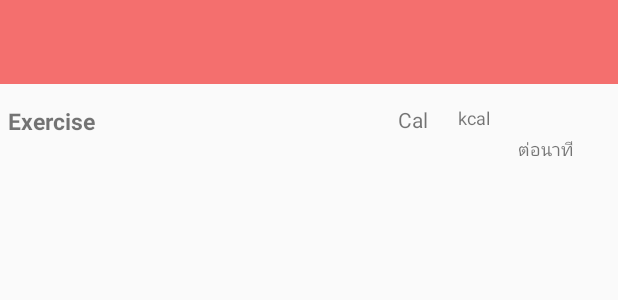
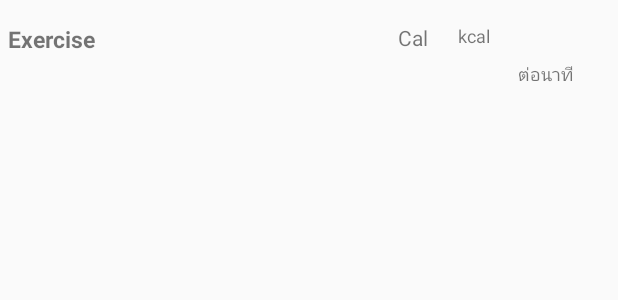
Before and after one commit to jirapornpraneet/AppHappyHealthy, an Android app: the layout exercise_type.xml on its own in the app's theme, with its tools: preview values and no code run, on a phone screen of 412 x 824 dp. Shown: the top 300 px of the screen. Run offline under Robolectric (Android 15) with nearby library versions, the phone set to English and light mode, and no system bars.

Commit message:
DesignListExeClick

```diff
--- a/app/src/main/java/com/example/nut/happyhealthy/ExerciseTABLE.java
+++ b/app/src/main/java/com/example/nut/happyhealthy/ExerciseTABLE.java
@@ -46,7 +46,7 @@ public class ExerciseTABLE {
 
 
     //เอใส่เพิ่มlistview
-    public ArrayList<HashMap<String, String>> getExeList (int type) {
+    public ArrayList<HashMap<String, String>> getExeList () {
 
         SQLiteDatabase db = myDatabase.getReadableDatabase();
         String selectQuery = "SELECT * FROM " + Exercise ;
--- a/app/src/main/java/com/example/nut/happyhealthy/Home.java
+++ b/app/src/main/java/com/example/nut/happyhealthy/Home.java
@@ -32,7 +32,7 @@ public class Home extends Activity  {
         startActivity(new Intent(Home.this,Food_Type_1.class));
     }//ClickFood
 
-    public void ClickExe(View view) {startActivity(new Intent(Home.this,Exercise.class));}//Clickexe
+    public void ClickExe(View view) {startActivity(new Intent(Home.this,ExerciseType.class));}//Clickexe
 
     public void ClickDiabetes(View view) {
         startActivity(new Intent(Home.this,Diabetes.class));
--- a/app/src/main/res/layout/activity_exercise_type.xml
+++ b/app/src/main/res/layout/activity_exercise_type.xml
@@ -25,7 +25,6 @@
         android:layout_alignParentLeft="false"
         android:layout_alignParentStart="false"
         android:layout_marginTop="50dp"
-        android:background="#bfd5edda"
         android:layout_alignParentRight="false"
         android:layout_alignParentEnd="false" />
 
--- a/app/src/main/res/layout/exercise_type.xml
+++ b/app/src/main/res/layout/exercise_type.xml
@@ -5,22 +5,10 @@
 
 
     <LinearLayout
-        android:id="@+id/container_toolbar"
-        android:layout_width="match_parent"
-        android:layout_height="wrap_content"
-        android:orientation="vertical">
-
-        <include
-            android:id="@+id/toolbar"
-            layout="@layout/toolbar" />
-    </LinearLayout>
-
-
-    <LinearLayout
         android:orientation="horizontal"
         android:layout_width="fill_parent"
         android:layout_height="wrap_content"
-        android:layout_marginTop="70dp">
+        android:layout_marginTop="15dp">
 
 
         <TextView
@@ -54,7 +42,7 @@
         android:orientation="horizontal"
         android:layout_width="wrap_content"
         android:layout_height="wrap_content"
-        android:layout_marginTop="90dp"
+        android:layout_marginTop="40dp"
         android:layout_alignParentRight="true"
         android:layout_marginRight="30dp">
 
```
Also changed, not shown: app/src/main/java/com/example/nut/happyhealthy/ExerciseType.java (+2 -10 lines).
